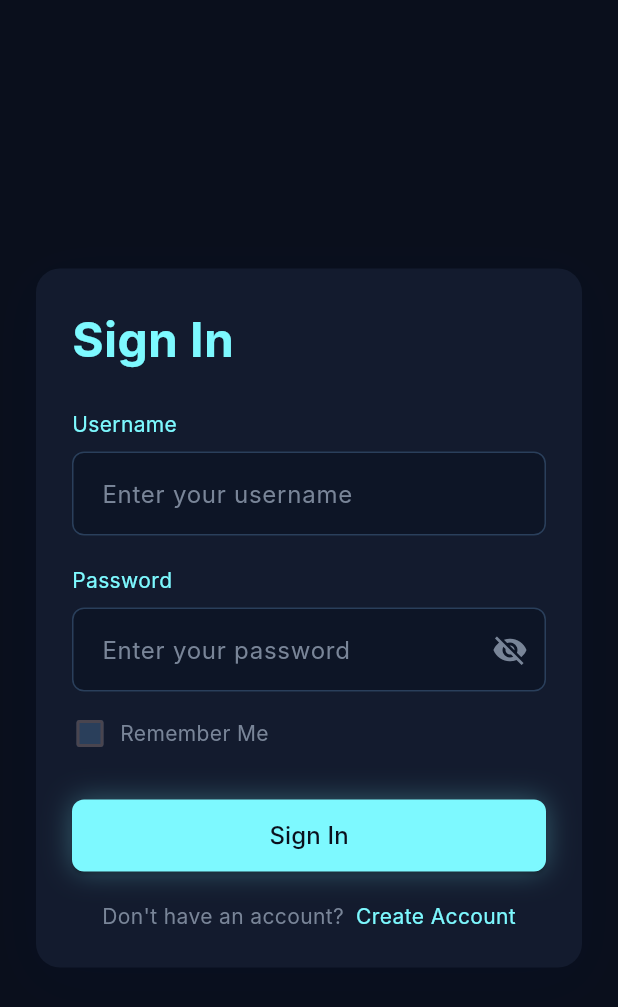
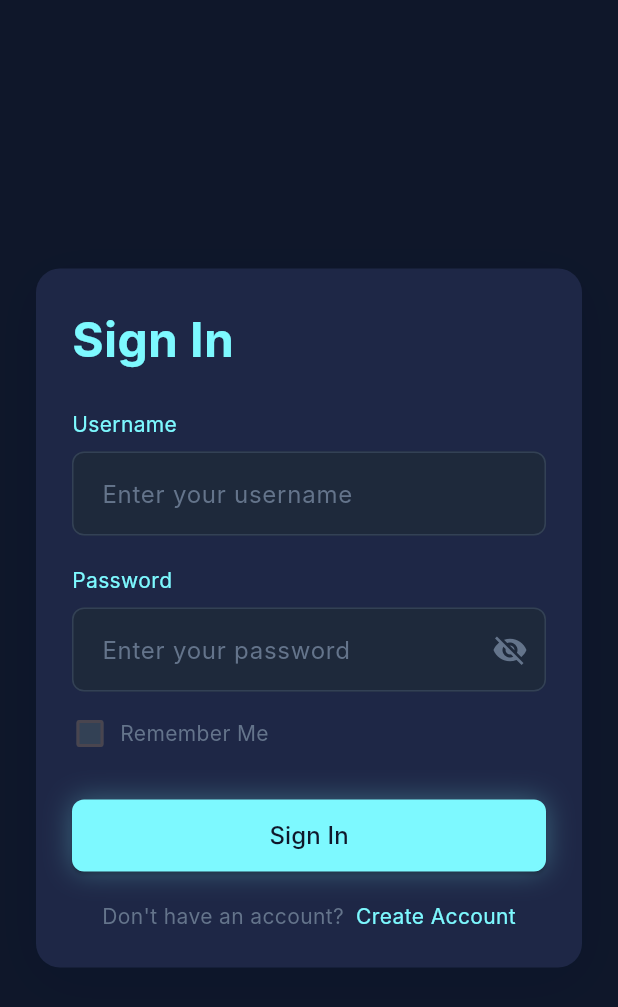
Before and after one commit to Srinivas-Unity3D/Task_Management_Frontend, a Flutter app: the screen it shows after launch, on a phone screen of 412 x 824 dp. Shown: the top 1007 px of the screen. Run offline on Flutter 3.47's test engine with Material 3 defaults, Android fonts, the phone set to English and light mode, and no system bars; our stand-ins replace intl_phone_number_input, shared_preferences; accounts and stored records are empty; Roboto replaces fonts that are missing (Inter).

```diff
--- a/lib/theme/colors.dart
+++ b/lib/theme/colors.dart
@@ -1,12 +1,21 @@
 import 'package:flutter/material.dart';
 
 class AppColors {
-  static const Color background = Color(0xFF0A0F1C);
-  static const Color cardBackground = Color(0xFF131B2E);
-  static const Color inputBackground = Color(0xFF0D1526);
-  static const Color borderColor = Color(0xFF2A3F5B);
-  static const Color accentCyan = Color(0xFF7DF9FF);
-  static const Color textGrey = Color(0xFF798598);
-  static const Color white = Color(0xFFFFFFFF);
-  static const Color black = Color(0xFF000000);
+  static const background = Color(0xFF0F172A);
+  static const cardBackground = Color(0xFF1E2746);
+  static const accentCyan = Color(0xFF7DF9FF);
+  static const textGrey = Color(0xFF64748B);
+  static const white = Colors.white;
+  static const borderColor = Color(0xFF334155);
+  static const inputBackground = Color(0xFF1E293B);
+
+  // New colors for task status
+  static const pending = Color(0xFFFF4444);
+  static const inProgress = Color(0xFF3B82F6);
+  static const completed = Color(0xFF22C55E);
+
+  // Priority colors
+  static const highPriority = Color(0xFFFF4444);
+  static const mediumPriority = Color(0xFFFFB800);
+  static const lowPriority = Color(0xFF22C55E);
 }
```
Also changed, not shown: lib/screens/dashboard_screen.dart (+99 -16 lines).
